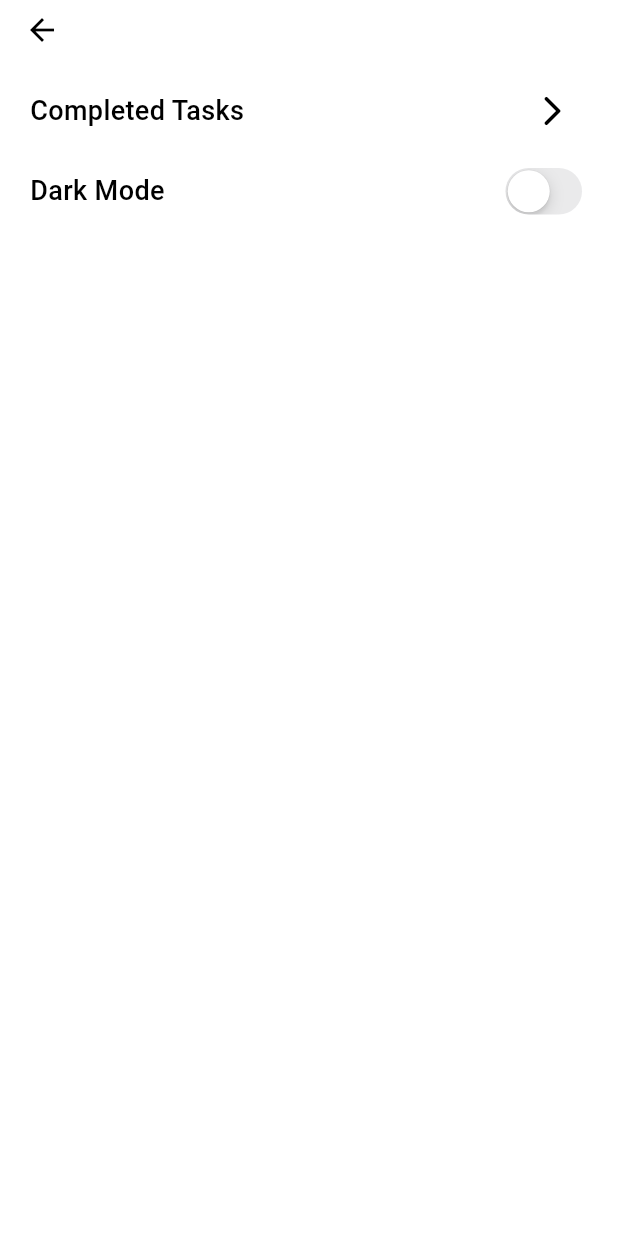
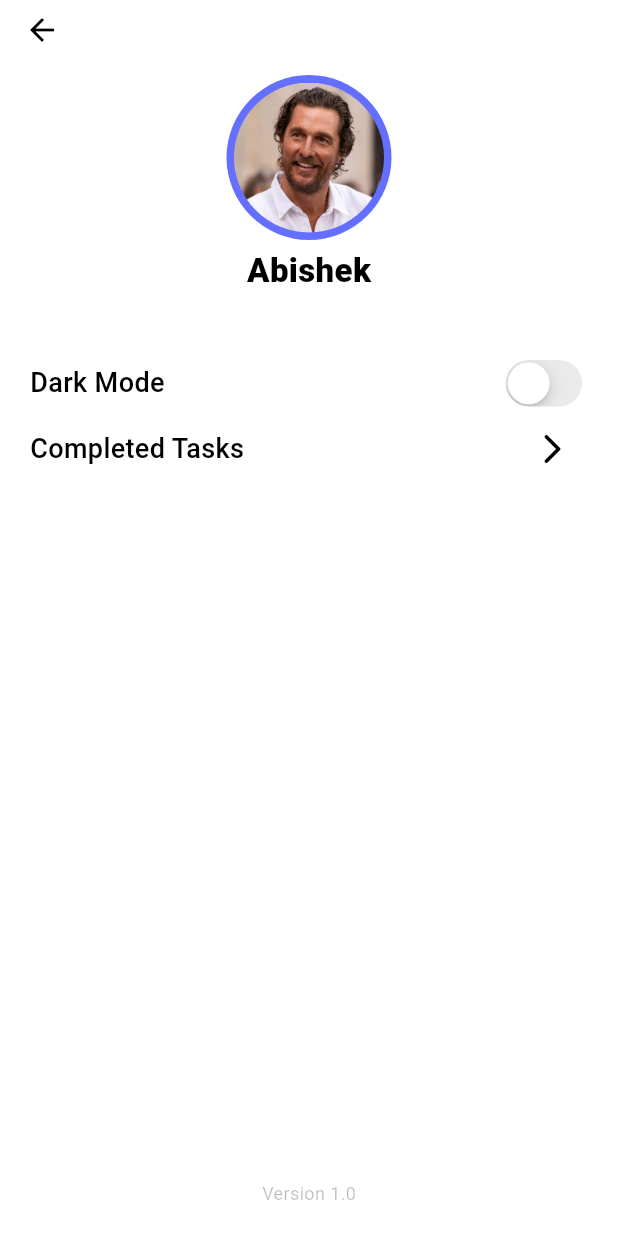
Before and after one commit to AbishekAB21/checkit, a Flutter app: the SettingsScreenComponent screen opened directly, on a phone screen of 412 x 824 dp. Run offline on Flutter 3.47's test engine with Material 3 defaults, Android fonts, the phone set to English and light mode, and no system bars; our stand-ins replace firebase_core, flutter_riverpod, google_fonts, intl_phone_field, lottie, pin_code_fields and 2 more; accounts and stored records are empty.

Commit message:
added profie pic Ui

```diff
--- a/lib/features/settings_screen/component/settings_screen_component.dart
+++ b/lib/features/settings_screen/component/settings_screen_component.dart
@@ -1,6 +1,3 @@
-import 'package:checkit/common/taransitions/custom_page_fade_transition.dart';
-import 'package:checkit/features/completed_task_screen/containers/completed_task_screen_container.dart';
-import 'package:checkit/utils/constants/app_constants.dart';
 import 'package:flutter/material.dart';
 import 'package:flutter/cupertino.dart';
 
@@ -8,7 +5,10 @@ import 'package:flutter_riverpod/flutter_riverpod.dart';
 
 import 'package:checkit/utils/theme/app_colors.dart';
 import 'package:checkit/utils/fontstyles/fontstyles.dart';
+import 'package:checkit/utils/constants/app_constants.dart';
+import 'package:checkit/common/taransitions/custom_page_fade_transition.dart';
 import 'package:checkit/features/settings_screen/core/providers/theme_provider.dart';
+import 'package:checkit/features/completed_task_screen/containers/completed_task_screen_container.dart';
 
 class SettingsScreenComponent extends ConsumerWidget {
   const SettingsScreenComponent({super.key});
@@ -29,6 +29,53 @@ class SettingsScreenComponent extends ConsumerWidget {
         child: Column(
           crossAxisAlignment: CrossAxisAlignment.start,
           children: [
+            // Profile section
+            Center(
+              child: Container(
+                padding: EdgeInsets.all(5),
+                decoration: BoxDecoration(
+                  color: color.secondaryGradient1,
+                  borderRadius: BorderRadius.circular(60),
+                ),
+
+                // TODO : Wrap with Inkwell or Gesturedetector to allow changing profile pic
+                child: CircleAvatar(
+                  backgroundColor: color.secondaryGradient1,
+                  backgroundImage: AssetImage("assets/images/cast_test.jpeg"),
+                  radius: 50,
+                ),
+              ),
+            ),
+            SizedBox(height: 5),
+            Center(
+              child: Text(
+                "Abishek",
+                maxLines: 1,
+                overflow: TextOverflow.ellipsis,
+                style: Fontstyles.roboto22px(context, ref),
+              ),
+            ),
+            SizedBox(height: 40),
+
+            // Theme
+            Row(
+              mainAxisAlignment: MainAxisAlignment.spaceBetween,
+              children: [
+                Text(
+                  AppConstants.darkMode,
+                  style: Fontstyles.roboto18px(context, ref),
+                ),
+                CupertinoSwitch(
+                  value: ref.watch(themeModeProvider) == ThemeMode.dark,
+                  onChanged: (_) {
+                    ref.read(themeModeProvider.notifier).toggleTheme();
+                  },
+                  activeTrackColor: appcolor.secondaryGradient1,
+                ),
+              ],
+            ),
+
+            // Account details or settings
             Row(
               mainAxisAlignment: MainAxisAlignment.spaceBetween,
               children: [
@@ -51,22 +98,14 @@ class SettingsScreenComponent extends ConsumerWidget {
                 ),
               ],
             ),
-            SizedBox(height: 10),
-            Row(
-              mainAxisAlignment: MainAxisAlignment.spaceBetween,
-              children: [
-                Text(
-                  AppConstants.darkMode,
-                  style: Fontstyles.roboto18px(context, ref),
-                ),
-                CupertinoSwitch(
-                  value: ref.watch(themeModeProvider) == ThemeMode.dark,
-                  onChanged: (_) {
-                    ref.read(themeModeProvider.notifier).toggleTheme();
-                  },
-                  activeTrackColor: appcolor.secondaryGradient1,
-                ),
-              ],
+
+            Spacer(),
+
+            Center(
+              child: Text(
+                "Version 1.0",
+                style: Fontstyles.roboto15Hintpx(context, ref),
+              ),
             ),
           ],
         ),
```
